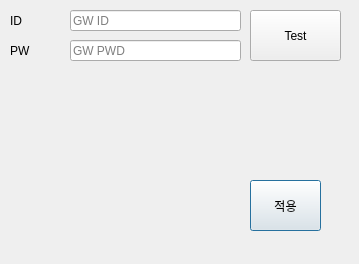
ks00141/ks00141, file userset.ui: the form before one commit.
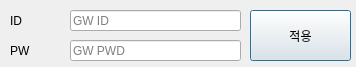
The form after the commit.

What changed in the file:
```diff
--- a/userset.ui
+++ b/userset.ui
@@ -6,8 +6,8 @@
    <rect>
     <x>0</x>
     <y>0</y>
-    <width>359</width>
-    <height>264</height>
+    <width>356</width>
+    <height>67</height>
    </rect>
   </property>
   <property name="windowTitle">
@@ -72,8 +72,8 @@
    <property name="geometry">
     <rect>
      <x>250</x>
-     <y>180</y>
-     <width>71</width>
+     <y>10</y>
+     <width>101</width>
      <height>51</height>
     </rect>
    </property>
@@ -81,19 +81,6 @@
     <string>적용</string>
    </property>
   </widget>
-  <widget class="QPushButton" name="connection_test_btn">
-   <property name="geometry">
-    <rect>
-     <x>250</x>
-     <y>10</y>
-     <width>91</width>
-     <height>51</height>
-    </rect>
-   </property>
-   <property name="text">
-    <string>Test</string>
-   </property>
-  </widget>
  </widget>
  <resources/>
  <connections/>
```
